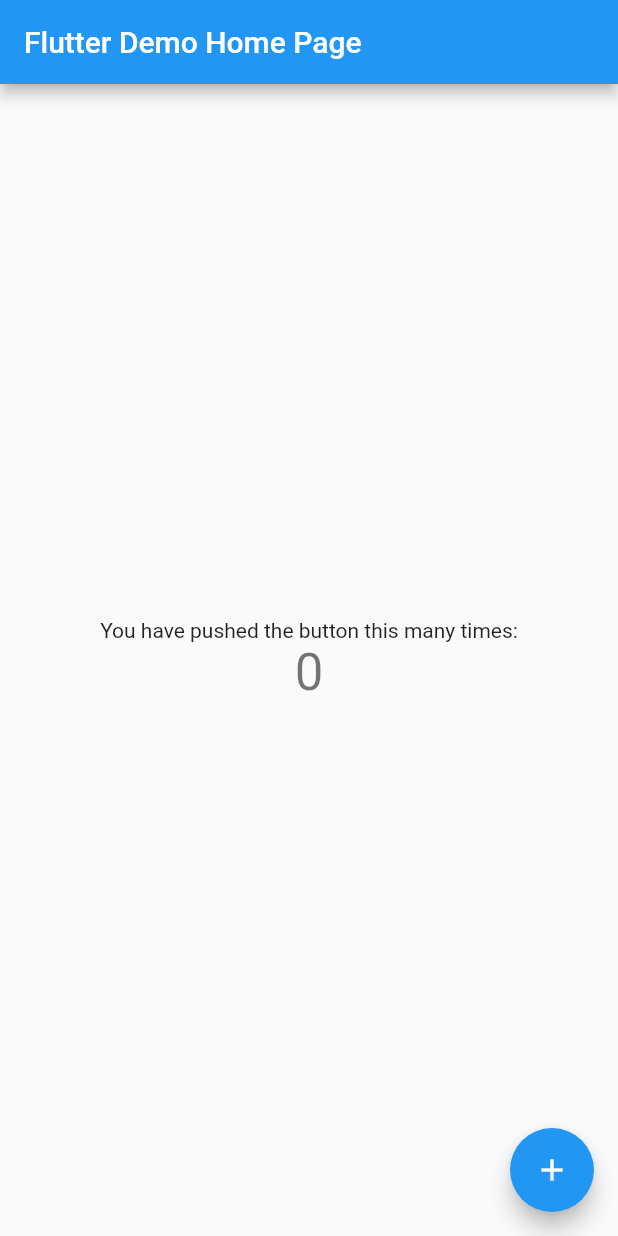
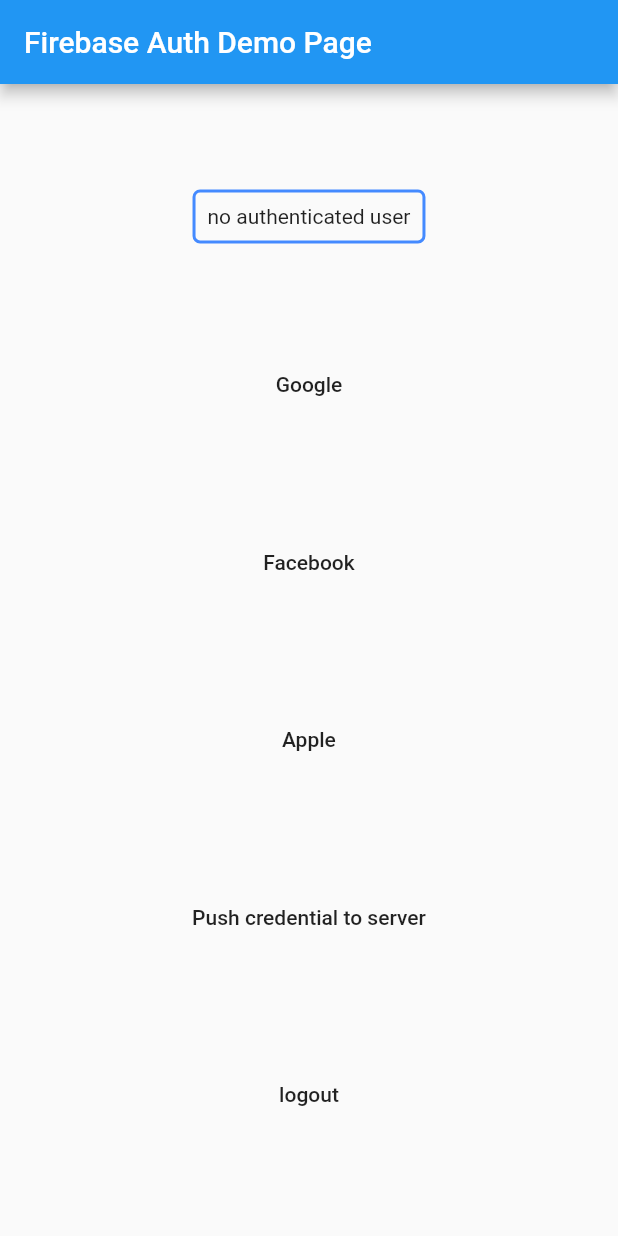
Before and after one commit to chplalex/flutter_firebase_auth, a Flutter app: the screen it shows after launch, on a phone screen of 412 x 824 dp. Run offline on Flutter 3.47's test engine with Material 2 defaults, Android fonts, the phone set to English and light mode, and no system bars; our stand-ins replace firebase_auth, firebase_core, google_sign_in; missing offline and left inert: flutter_facebook_auth; accounts and stored records are empty.

Commit message:
Added auth page with Google, Facebook and Apple auths. Upgrade minSdkVersion for resolving DEX limitation for the methods references count.

```diff
--- /dev/null
+++ b/lib/auth_page.dart
@@ -0,0 +1,178 @@
+import 'dart:async';
+import 'dart:developer';
+
+import 'package:firebase_auth/firebase_auth.dart';
+import 'package:flutter/material.dart';
+import 'package:flutter_facebook_auth/flutter_facebook_auth.dart';
+import 'package:google_sign_in/google_sign_in.dart';
+
+class AuthPage extends StatefulWidget {
+  const AuthPage({Key? key}) : super(key: key);
+
+  @override
+  State<StatefulWidget> createState() => _TestState();
+}
+
+class _TestState extends State<AuthPage> {
+  final _firebaseAuth = FirebaseAuth.instance;
+  final _googleSignIn = GoogleSignIn();
+  final _facebookAuth = FacebookAuth.instance;
+
+  OAuthCredential? credential;
+
+  @override
+  Widget build(BuildContext context) {
+    final authWidget = _authWidget(context);
+    final googleWidget = _googleWidget(context);
+    final facebookWidget = _facebookWidget(context);
+    final appleWidget = _appleWidget(context);
+    final serverWidget = _serverWidget(context);
+    final logoutWidget = _logoutWidget(context);
+
+    return Container(
+      alignment: Alignment.center,
+      child: Column(
+        mainAxisAlignment: MainAxisAlignment.spaceEvenly,
+        children: [authWidget, googleWidget, facebookWidget, appleWidget, serverWidget, logoutWidget],
+      ),
+    );
+  }
+
+  Widget _authWidget(BuildContext context) {
+    final widget = StreamBuilder<User?>(
+      stream: FirebaseAuth.instance.authStateChanges(),
+      builder: (context, snapshot) {
+        String text;
+        if (snapshot.hasData) {
+          final user = snapshot.data;
+          text = "display name: ${user?.displayName}\n"
+              "email: ${user?.email}\n"
+              "uid: ${user?.uid}\n"
+              "tenantId: ${user?.tenantId}\n"
+              "refreshToken: ${user?.refreshToken}";
+        } else {
+          text = "no authenticated user";
+        }
+        return Padding(padding: const EdgeInsets.all(8.0), child: Text(text));
+      },
+    );
+
+    return Container(
+        decoration: BoxDecoration(
+          border: Border.all(color: Colors.blueAccent, width: 2.0),
+          borderRadius: const BorderRadius.all(Radius.circular(5.0)),
+        ),
+        child: widget);
+  }
+
+  Widget _googleWidget(BuildContext context) {
+    const text = Text("Google");
+    final widget = MaterialButton(
+      onPressed: _onGoogleAuth,
+      child: text,
+    );
+
+    return widget;
+  }
+
+  Widget _facebookWidget(BuildContext context) {
+    const text = Text("Facebook");
+    final widget = MaterialButton(
+      onPressed: _onFacebookAuth,
+      child: text,
+    );
+
+    return widget;
+  }
+
+  Widget _appleWidget(BuildContext context) {
+    const text = Text("Apple");
+    final widget = MaterialButton(
+      onPressed: _onAppleAuth,
+      child: text,
+    );
+
+    return widget;
+  }
+
+  Widget _serverWidget(BuildContext context) {
+    const text = Text("Push credential to server");
+    final widget = MaterialButton(
+      onPressed: () => {},
+//      onPressed: _onServerPush,
+      child: text,
+    );
+
+    return widget;
+  }
+
+  Widget _logoutWidget(BuildContext context) {
+    const text = Text("logout");
+    final widget = MaterialButton(
+      onPressed: _onLogout,
+      child: text,
+    );
+
+    return widget;
+  }
+
+  FutureOr<void> _onGoogleAuth() async {
+    try {
+      // *** Google side
+      final googleSignInAccount = await _googleSignIn.signIn();
+      final googleSignInAuthentication = await googleSignInAccount?.authentication;
+      final accessToken = googleSignInAuthentication?.accessToken;
+      final idToken = googleSignInAuthentication?.idToken;
+      if (accessToken == null && idToken == null) {
+        return;
+      }
+      credential = GoogleAuthProvider.credential(accessToken: accessToken, idToken: idToken);
+      // *** Firebase side
+      await _firebaseAuth.signInWithCredential(credential!);
+    } catch (e, s) {
+      log("Google authentication error => $e");
+      log("Google authentication error stack =>\n$s");
+    }
+  }
+
+  FutureOr<void> _onFacebookAuth() async {
+    final LoginResult result = await _facebookAuth.login();
+    log('Facebook auth result status => ${result.status}');
+
+    if (result.status == LoginStatus.success) {
+      log('result.accessToken => ${result.accessToken}');
+    } else {
+      log("result.message => ${result.message}");
+      return;
+    }
+
+    credential = FacebookAuthProvider.credential(result.accessToken!.token);
+
+    // *** Firebase side
+    try {
+      await _firebaseAuth.signInWithCredential(credential!);
+    } catch (e, s) {
+      log("Firebase authentication error => $e");
+      log("Firebase authentication error stack =>\n$s");
+    }
+
+    log("wait 3 seconds");
+    await Future.delayed(const Duration(seconds: 3));
+    log("try auth again");
+
+    try {
+      await _firebaseAuth.signInWithCredential(credential!);
+    } catch (e, s) {
+      log("Firebase authentication error => $e");
+      log("Firebase authentication error stack =>\n$s");
+    }
+  }
+
+  void _onAppleAuth() {}
+
+  FutureOr<void> _onLogout() async {
+    await _firebaseAuth.signOut();
+    await _googleSignIn.signOut();
+    await _facebookAuth.logOut();
+  }
+}
--- a/lib/main.dart
+++ b/lib/main.dart
@@ -1,119 +1,31 @@
 import 'package:firebase_core/firebase_core.dart';
 import 'package:flutter/material.dart';
+import 'package:flutter_firebase/auth_page.dart';
 
 void main() async {
   WidgetsFlutterBinding.ensureInitialized();
+
   await Firebase.initializeApp();
 
-  runApp(const MyApp());
+  runApp(const AuthApp());
 }
 
-class MyApp extends StatelessWidget {
-  const MyApp({Key? key}) : super(key: key);
+class AuthApp extends StatelessWidget {
+  const AuthApp({Key? key}) : super(key: key);
 
-  // This widget is the root of your application.
   @override
   Widget build(BuildContext context) {
     return MaterialApp(
-      title: 'Flutter Demo',
-      theme: ThemeData(
-        // This is the theme of your application.
-        //
-        // Try running your application with "flutter run". You'll see the
-        // application has a blue toolbar. Then, without quitting the app, try
-        // changing the primarySwatch below to Colors.green and then invoke
-        // "hot reload" (press "r" in the console where you ran "flutter run",
-        // or simply save your changes to "hot reload" in a Flutter IDE).
-        // Notice that the counter didn't reset back to zero; the application
-        // is not restarted.
-        primarySwatch: Colors.blue,
-      ),
-      home: const MyHomePage(title: 'Flutter Demo Home Page'),
-    );
+        debugShowCheckedModeBanner: false,
+        title: 'Firebase Auth Demo',
+        theme: ThemeData(
+          primarySwatch: Colors.blue,
+        ),
+        home: Scaffold(
+          appBar: AppBar(
+            title: const Text('Firebase Auth Demo Page'),
+          ),
+          body: const AuthPage(),
+        ));
   }
 }
-
-class MyHomePage extends StatefulWidget {
-  const MyHomePage({Key? key, required this.title}) : super(key: key);
-
-  // This widget is the home page of your application. It is stateful, meaning
-  // that it has a State object (defined below) that contains fields that affect
-  // how it looks.
-
-  // This class is the configuration for the state. It holds the values (in this
-  // case the title) provided by the parent (in this case the App widget) and
-  // used by the build method of the State. Fields in a Widget subclass are
-  // always marked "final".
-
-  final String title;
-
-  @override
-  State<MyHomePage> createState() => _MyHomePageState();
-}
-
-class _MyHomePageState extends State<MyHomePage> {
-  int _counter = 0;
-
-  void _incrementCounter() {
-    setState(() {
-      // This call to setState tells the Flutter framework that something has
-      // changed in this State, which causes it to rerun the build method below
-      // so that the display can reflect the updated values. If we changed
-      // _counter without calling setState(), then the build method would not be
-      // called again, and so nothing would appear to happen.
-      _counter++;
-    });
-  }
-
-  @override
-  Widget build(BuildContext context) {
-    // This method is rerun every time setState is called, for instance as done
-    // by the _incrementCounter method above.
-    //
-    // The Flutter framework has been optimized to make rerunning build methods
-    // fast, so that you can just rebuild anything that needs updating rather
-    // than having to individually change instances of widgets.
-    return Scaffold(
-      appBar: AppBar(
-        // Here we take the value from the MyHomePage object that was created by
-        // the App.build method, and use it to set our appbar title.
-        title: Text(widget.title),
-      ),
-      body: Center(
-        // Center is a layout widget. It takes a single child and positions it
-        // in the middle of the parent.
-        child: Column(
-          // Column is also a layout widget. It takes a list of children and
-          // arranges them vertically. By default, it sizes itself to fit its
-          // children horizontally, and tries to be as tall as its parent.
-          //
-          // Invoke "debug painting" (press "p" in the console, choose the
-          // "Toggle Debug Paint" action from the Flutter Inspector in Android
-          // Studio, or the "Toggle Debug Paint" command in Visual Studio Code)
-          // to see the wireframe for each widget.
-          //
-          // Column has various properties to control how it sizes itself and
-          // how it positions its children. Here we use mainAxisAlignment to
-          // center the children vertically; the main axis here is the vertical
-          // axis because Columns are vertical (the cross axis would be
-          // horizontal).
-          mainAxisAlignment: MainAxisAlignment.center,
-          children: <Widget>[
-            const Text(
-              'You have pushed the button this many times:',
-            ),
-            Text(
-              '$_counter',
-              style: Theme.of(context).textTheme.headline4,
-            ),
-          ],
-        ),
-      ),
-      floatingActionButton: FloatingActionButton(
-        onPressed: _incrementCounter,
-        tooltip: 'Increment',
-        child: const Icon(Icons.add),
-      ), // This trailing comma makes auto-formatting nicer for build methods.
-    );
-  }
-}
--- a/pubspec.yaml
+++ b/pubspec.yaml
@@ -36,6 +36,8 @@ dependencies:
   cupertino_icons: ^1.0.2
   firebase_core: ^1.19.1
   firebase_auth: ^3.4.1
+  google_sign_in: ^5.3.3
+  flutter_facebook_auth: ^4.3.4+2
 
 dev_dependencies:
   flutter_test:
```
Also changed, not shown: pubspec.lock, 2 other files.
